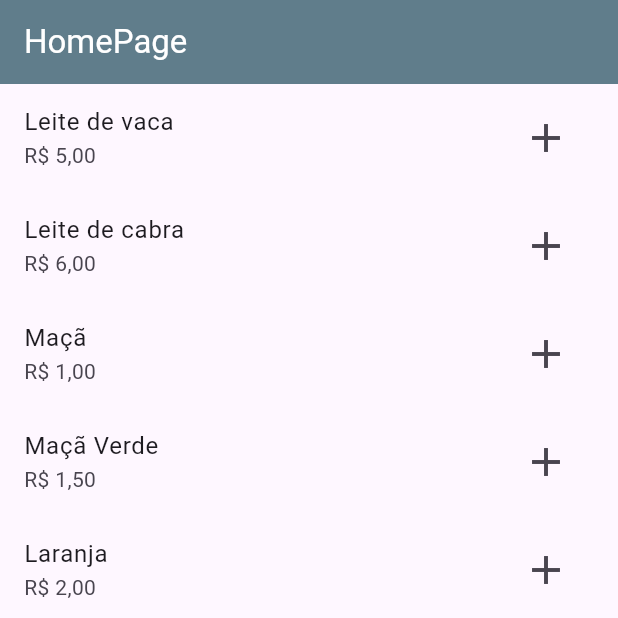
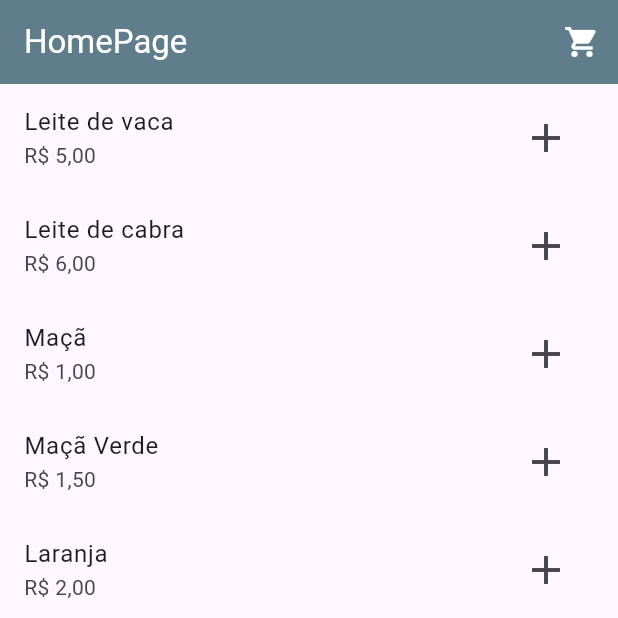
Before and after one commit to otaviohenrique1/app_ecommerce, a Flutter app: the screen it shows after launch, on a phone screen of 412 x 824 dp, the top half of it. Run offline on Flutter 3.47's test engine with Material 2 defaults, Android fonts, the phone set to English and light mode, and no system bars.

Commit message:
commit 7

```diff
--- a/lib/main.dart
+++ b/lib/main.dart
@@ -20,12 +20,14 @@ class App extends StatelessWidget {
       theme: ThemeData(
         useMaterial3: true,
         appBarTheme: const AppBarTheme(
-          backgroundColor: Colors.blueGrey,
-          titleTextStyle: TextStyle(
-            color: Colors.white,
-            fontSize: 22,
-          ),
-        ),
+            backgroundColor: Colors.blueGrey,
+            titleTextStyle: TextStyle(
+              color: Colors.white,
+              fontSize: 22,
+            ),
+            iconTheme: IconThemeData(
+              color: Colors.white,
+            )),
       ),
       home: const HomePage(),
     );
--- a/lib/pages/carrinho_compras.dart
+++ b/lib/pages/carrinho_compras.dart
@@ -23,7 +23,7 @@ class _CarrinhoComprasState extends State<CarrinhoCompras> {
         title: const Text("HomePage"),
       ),
       body: ListView.builder(
-        itemCount: listaProdutos.length,
+        itemCount: providerCarrinho.carrinhoListaProdutos.length,
         itemBuilder: (context, index) {
           CarrinhoProdutoModel item =
               providerCarrinho.carrinhoListaProdutos[index];
--- a/lib/pages/home_page.dart
+++ b/lib/pages/home_page.dart
@@ -1,3 +1,4 @@
+import 'package:app_ecommerce/pages/carrinho_compras.dart';
 import 'package:flutter/material.dart';
 import 'package:provider/provider.dart';
 import 'package:app_ecommerce/utils/helpers.dart';
@@ -19,6 +20,18 @@ class _HomePageState extends State<HomePage> {
     return Scaffold(
       appBar: AppBar(
         title: const Text("HomePage"),
+        actions: [
+          IconButton(
+            onPressed: () {
+              Navigator.push(
+                  context,
+                  MaterialPageRoute(
+                    builder: (context) => const CarrinhoCompras(),
+                  ));
+            },
+            icon: const Icon(Icons.shopping_cart),
+          )
+        ],
       ),
       body: ListView.builder(
         itemCount: listaProdutos.length,
```
